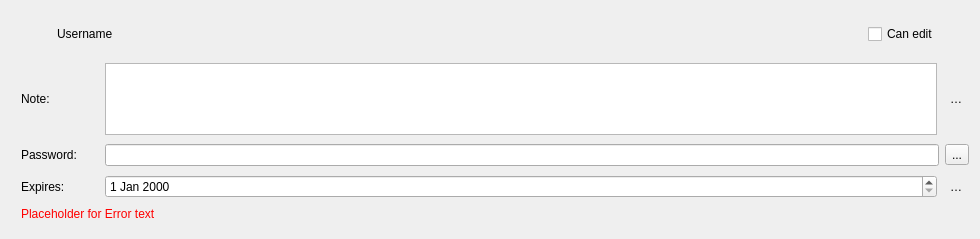
Qt form src/gui/shareuserline.ui (nextcloud/desktop) before a commit.
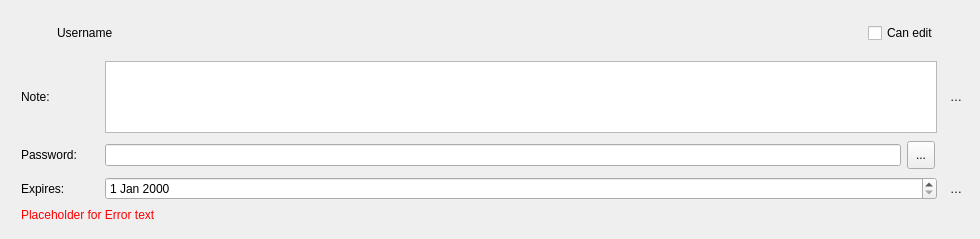
The same form after that commit. Icons and pictures are not drawn. Custom widgets are drawn as their Qt base class.

Commit message: Use separate progress indicator for password and replace a button with it while running.

The edit to the form file:
```diff
--- a/src/gui/shareuserline.ui
+++ b/src/gui/shareuserline.ui
@@ -209,6 +209,12 @@
      </item>
      <item>
       <widget class="QToolButton" name="confirmPassword">
+       <property name="minimumSize">
+        <size>
+         <width>28</width>
+         <height>28</height>
+        </size>
+       </property>
        <property name="text">
         <string>...</string>
        </property>
@@ -218,6 +224,22 @@
        </property>
       </widget>
      </item>
+     <item>
+      <widget class="QProgressIndicator" name="passwordProgressIndicator" native="true">
+       <property name="sizePolicy">
+        <sizepolicy hsizetype="Fixed" vsizetype="Fixed">
+         <horstretch>0</horstretch>
+         <verstretch>0</verstretch>
+        </sizepolicy>
+       </property>
+       <property name="minimumSize">
+        <size>
+         <width>28</width>
+         <height>28</height>
+        </size>
+       </property>
+      </widget>
+     </item>
     </layout>
    </item>
    <item>
@@ -342,17 +364,17 @@
   </layout>
  </widget>
  <customwidgets>
-  <customwidget>
-   <class>OCC::ElidedLabel</class>
-   <extends>QLabel</extends>
-   <header>elidedlabel.h</header>
-  </customwidget>
   <customwidget>
    <class>QProgressIndicator</class>
    <extends>QWidget</extends>
    <header>QProgressIndicator.h</header>
    <container>1</container>
   </customwidget>
+  <customwidget>
+   <class>OCC::ElidedLabel</class>
+   <extends>QLabel</extends>
+   <header>elidedlabel.h</header>
+  </customwidget>
  </customwidgets>
  <resources>
   <include location="../../theme.qrc"/>
```
The commit also changes 2 other files.
